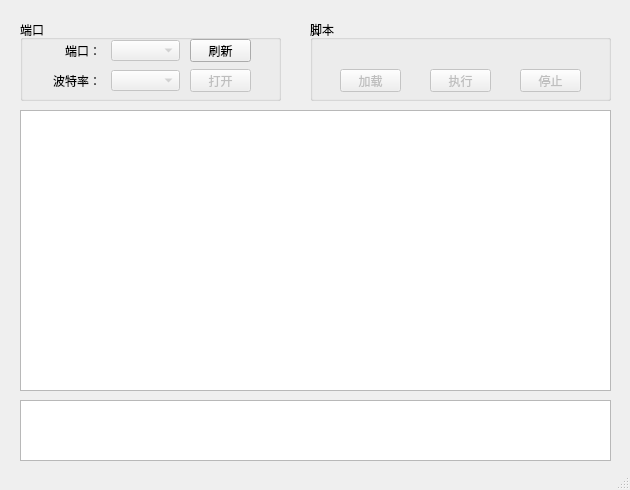
memerobotics-CN/MemeScriptPlayer, file MainWindow.ui: the form before one commit.
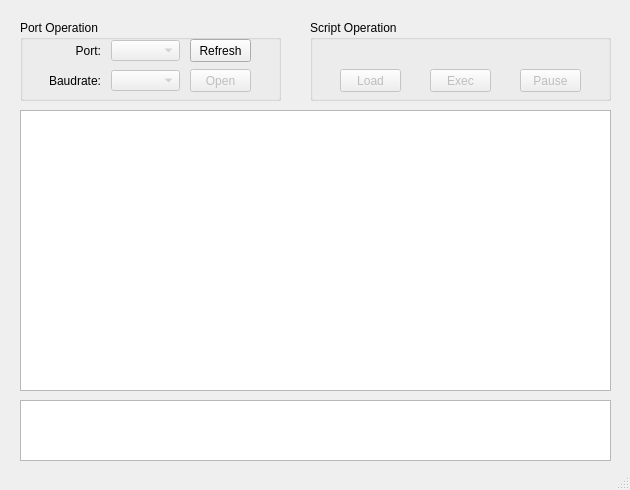
The form after the commit.

Commit message: Support none English script file name To English UI

Patch:
```diff
--- a/MainWindow.ui
+++ b/MainWindow.ui
@@ -42,7 +42,7 @@
      </rect>
     </property>
     <property name="title">
-     <string>端口</string>
+     <string>Port Operation</string>
     </property>
     <widget class="QComboBox" name="comboBox_Port">
      <property name="enabled">
@@ -67,7 +67,7 @@
       </rect>
      </property>
      <property name="text">
-      <string>端口：</string>
+      <string>Port:</string>
      </property>
      <property name="alignment">
       <set>Qt::AlignRight|Qt::AlignTrailing|Qt::AlignVCenter</set>
@@ -99,7 +99,7 @@
       </rect>
      </property>
      <property name="text">
-      <string>波特率：</string>
+      <string>Baudrate:</string>
      </property>
      <property name="alignment">
       <set>Qt::AlignRight|Qt::AlignTrailing|Qt::AlignVCenter</set>
@@ -115,7 +115,7 @@
       </rect>
      </property>
      <property name="text">
-      <string>刷新</string>
+      <string>Refresh</string>
      </property>
     </widget>
     <widget class="QPushButton" name="pushButton_Port">
@@ -131,7 +131,7 @@
       </rect>
      </property>
      <property name="text">
-      <string>打开</string>
+      <string>Open</string>
      </property>
     </widget>
    </widget>
@@ -164,7 +164,7 @@
      </rect>
     </property>
     <property name="title">
-     <string>脚本</string>
+     <string>Script Operation</string>
     </property>
     <widget class="QPushButton" name="pushButton_ScriptLoad">
      <property name="enabled">
@@ -179,7 +179,7 @@
       </rect>
      </property>
      <property name="text">
-      <string>加载</string>
+      <string>Load</string>
      </property>
     </widget>
     <widget class="QPushButton" name="pushButton_ScriptStop">
@@ -195,7 +195,7 @@
       </rect>
      </property>
      <property name="text">
-      <string>停止</string>
+      <string>Pause</string>
      </property>
     </widget>
     <widget class="QPushButton" name="pushButton_ScriptExec">
@@ -211,7 +211,7 @@
       </rect>
      </property>
      <property name="text">
-      <string>执行</string>
+      <string>Exec</string>
      </property>
     </widget>
    </widget>
```
Left out of the diff: 3 changed lines with no effect on the pictures. The commit also changes 4 other files.
